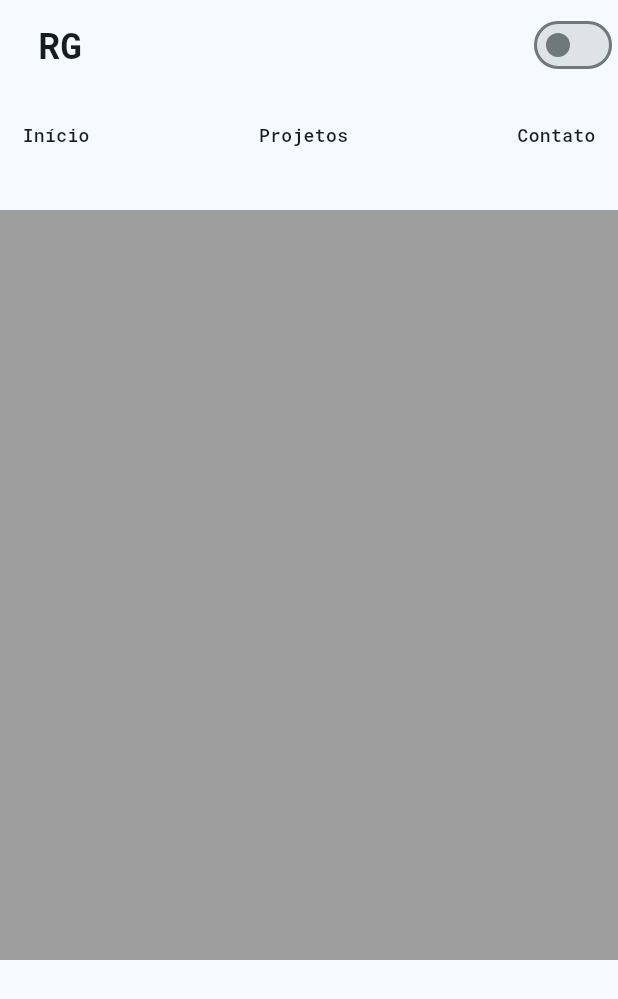
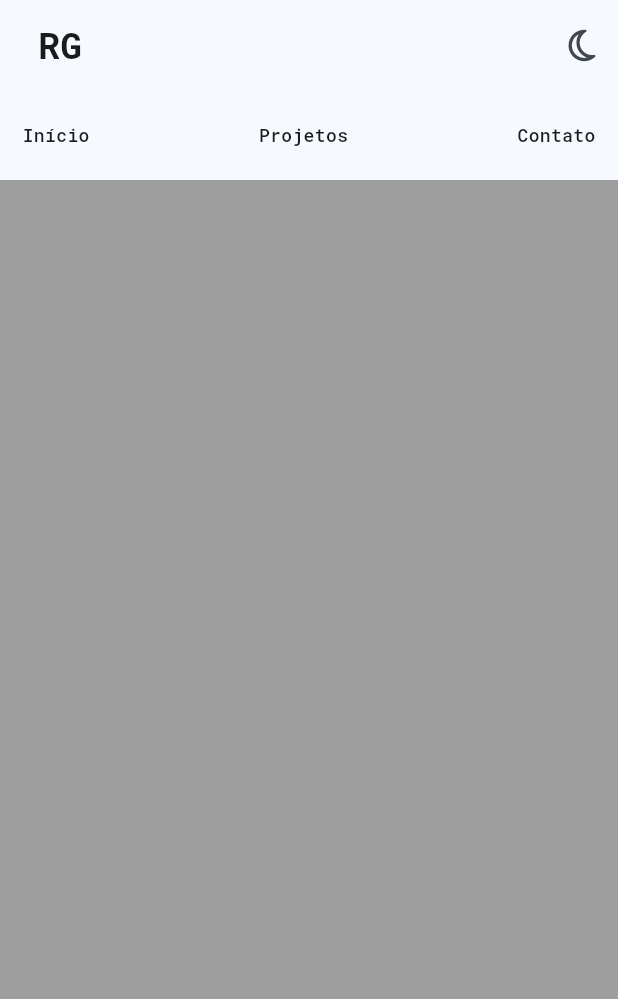
Before and after one commit to rafaelgust/portfolio_flutter, a Flutter app: the screen it shows after launch, scrolled down 576 dp, after a tap on "Início", on a phone screen of 412 x 824 dp. Shown: the top 999 px of the screen. Run offline on Flutter 3.47's test engine with Material 2 defaults, Android fonts, the light colour scheme and no system bars; our stand-ins replace animated_text_kit, font_awesome_flutter, go_router; missing offline and left inert: dart:js.

Commit message:
style and feature: change theme and window

```diff
--- a/lib/core/utils/responsive_widget.dart
+++ b/lib/core/utils/responsive_widget.dart
@@ -12,6 +12,13 @@ class ResponsiveWidget extends StatelessWidget {
     required this.desktop,
   });
 
+  static bool isMobile(BuildContext context) =>
+      MediaQuery.of(context).size.width < 800;
+
+  static bool isDesktop(BuildContext context) =>
+      MediaQuery.of(context).size.width >= 1200 &&
+      MediaQuery.of(context).size.width > 800;
+
   @override
   Widget build(BuildContext context) {
     return LayoutBuilder(builder: (context, constraints) {
--- a/lib/core/widgets/change_theme.dart
+++ b/lib/core/widgets/change_theme.dart
@@ -1,4 +1,5 @@
 import 'package:flutter/material.dart';
+import 'package:font_awesome_flutter/font_awesome_flutter.dart';
 import 'package:portfolio/core/utils/theme_changer.dart';
 
 class ChangeTheme extends StatelessWidget {
@@ -6,12 +7,20 @@ class ChangeTheme extends StatelessWidget {
 
   final themeChanger = ThemeChanger.instance;
 
+  void change() {
+    themeChanger.setTheme(themeChanger.getTheme() == themeChanger.lightTheme
+        ? themeChanger.darkTheme
+        : themeChanger.lightTheme);
+  }
+
+  IconData icon() {
+    return themeChanger.getTheme() == themeChanger.darkTheme
+        ? FontAwesomeIcons.sun
+        : FontAwesomeIcons.moon;
+  }
+
   @override
   Widget build(BuildContext context) {
-    return Switch(
-      value: themeChanger.getTheme() == themeChanger.darkTheme,
-      onChanged: (bool value) => themeChanger
-          .setTheme(value ? themeChanger.darkTheme : themeChanger.lightTheme),
-    );
+    return IconButton(onPressed: change, icon: FaIcon(icon()));
   }
 }
--- /dev/null
+++ b/lib/core/widgets/icon_button.dart
@@ -0,0 +1,16 @@
+import 'dart:js' as js;
+
+import 'package:flutter/material.dart';
+import 'package:font_awesome_flutter/font_awesome_flutter.dart';
+
+class IconButtonLink extends StatelessWidget {
+  final IconData? icon;
+  final String url;
+  const IconButtonLink({super.key, required this.icon, required this.url});
+
+  void openUrl() => js.context.callMethod('open', [url, '_blank']);
+
+  @override
+  Widget build(BuildContext context) =>
+      IconButton(onPressed: openUrl, icon: FaIcon(icon));
+}
--- /dev/null
+++ b/lib/modules/home/responsive/about_me/about_me_view.dart
@@ -0,0 +1,151 @@
+import 'package:animated_text_kit/animated_text_kit.dart';
+import 'package:flutter/material.dart';
+import 'package:portfolio/core/utils/responsive_widget.dart';
+
+import '../../widgets/window_content.dart';
+
+class AboutMe extends StatefulWidget {
+  const AboutMe({super.key});
+
+  @override
+  State<AboutMe> createState() => _AboutMeState();
+}
+
+class _AboutMeState extends State<AboutMe> {
+  @override
+  Widget build(BuildContext context) {
+    return ResponsiveWidget(
+      mobile: mobile(),
+      tablet: mobile(),
+      desktop: desk(),
+    );
+  }
+
+  Widget mobile() {
+    return Container();
+  }
+
+  Widget desk() {
+    return SizedBox(
+      child: Column(
+        children: [
+          Row(
+            mainAxisAlignment: MainAxisAlignment.spaceEvenly,
+            crossAxisAlignment: CrossAxisAlignment.center,
+            children: [
+              SizedBox(
+                height: 250,
+                child: Row(
+                  children: [
+                    SizedBox(
+                      width: 400.0,
+                      child: Column(
+                        mainAxisAlignment: MainAxisAlignment.center,
+                        crossAxisAlignment: CrossAxisAlignment.start,
+                        children: [
+                          SizedBox(
+                            height: 30,
+                            child: DefaultTextStyle(
+                              style: TextStyle(
+                                fontFamily: 'RobotoMono',
+                                color: Theme.of(context).colorScheme.primary,
+                                fontWeight: FontWeight.w100,
+                                fontSize: 25,
+                              ),
+                              child: AnimatedTextKit(
+                                isRepeatingAnimation: false,
+                                animatedTexts: [
+                                  TyperAnimatedText("Hi! I am"),
+                                ],
+                              ),
+                            ),
+                          ),
+                          const Text(
+                            'Rafael Augusto',
+                            style: TextStyle(
+                              fontFamily: 'RobotoMono',
+                              fontWeight: FontWeight.w500,
+                              fontSize: 50,
+                            ),
+                          ),
+                          DefaultTextStyle(
+                            textAlign: TextAlign.start,
+                            style: TextStyle(
+                              fontFamily: 'RobotoMono',
+                              color: Theme.of(context).colorScheme.secondary,
+                              fontWeight: FontWeight.bold,
+                              fontSize: 15,
+                            ),
+                            child: AnimatedTextKit(
+                              isRepeatingAnimation: false,
+                              animatedTexts: [
+                                TyperAnimatedText("Desenvolvedor")
+                              ],
+                            ),
+                          ),
+                          DefaultTextStyle(
+                            textAlign: TextAlign.start,
+                            style: const TextStyle(
+                              fontFamily: 'RobotoMono',
+                              color: Colors.blue,
+                              fontWeight: FontWeight.w500,
+                              fontSize: 12,
+                            ),
+                            child: AnimatedTextKit(
+                              isRepeatingAnimation: false,
+                              animatedTexts: [
+                                TyperAnimatedText("Dart - Flutter")
+                              ],
+                            ),
+                          ),
+                          DefaultTextStyle(
+                            textAlign: TextAlign.start,
+                            style: const TextStyle(
+                              color: Colors.red,
+                              fontFamily: 'RobotoMono',
+                              fontWeight: FontWeight.w500,
+                              fontSize: 12,
+                            ),
+                            child: AnimatedTextKit(
+                              isRepeatingAnimation: false,
+                              animatedTexts: [TyperAnimatedText("Java")],
+                            ),
+                          ),
+                        ],
+                      ),
+                    ),
+                    Container(
+                      width: 3,
+                      color: Theme.of(context).colorScheme.secondary,
+                    ),
+                  ],
+                ),
+              ),
+              const Image(
+                image: NetworkImage(
+                    'https://images.unsplash.com/photo-1549692520-acc6669e2f0c?ixlib=rb-4.0.3&ixid=M3wxMjA3fDB8MHxwaG90by1wYWdlfHx8fGVufDB8fHx8fA%3D%3D&auto=format&fit=crop&w=2574&q=80'),
+                height: 300,
+              ),
+            ],
+          ),
+          const SizedBox(height: 10),
+          Container(
+            margin: const EdgeInsets.symmetric(horizontal: 10.0, vertical: 5.0),
+            child: const WindowContent(
+              width: 900,
+              height: 400,
+              title: 'Sobre mim',
+              content: Center(
+                child: Text('dsad'),
+              ),
+            ),
+          ),
+        ],
+      ),
+    );
+  }
+
+  Widget tab() {
+    return Container();
+  }
+}
--- a/lib/modules/home/responsive/header/header_view.dart
+++ b/lib/modules/home/responsive/header/header_view.dart
@@ -1,3 +1,4 @@
+import 'package:animated_text_kit/animated_text_kit.dart';
 import 'package:flutter/material.dart';
 import 'package:portfolio/core/utils/responsive_widget.dart';
 import 'package:portfolio/core/widgets/change_theme.dart';
@@ -5,11 +6,7 @@ import 'package:portfolio/core/widgets/change_theme.dart';
 import '../../widgets/nav/nav_bar.dart';
 
 class HeaderView extends StatelessWidget {
-  final ScrollController controller;
-  const HeaderView({
-    super.key,
-    required this.controller,
-  });
+  const HeaderView({super.key});
 
   @override
   Widget build(BuildContext context) {
@@ -22,7 +19,7 @@ class HeaderView extends StatelessWidget {
 
   Widget mobile() {
     return SizedBox(
-      height: 140,
+      height: 120,
       child: Column(
         children: [
           Row(
@@ -45,7 +42,7 @@ class HeaderView extends StatelessWidget {
               ChangeTheme(),
             ],
           ),
-          NavBar(scrollController: controller),
+          const NavBar(),
         ],
       ),
     );
@@ -57,20 +54,25 @@ class HeaderView extends StatelessWidget {
       child: Row(
         mainAxisAlignment: MainAxisAlignment.spaceBetween,
         children: [
-          const SizedBox(
-            width: 80,
-            child: Center(
-              child: Text(
-                'RG',
-                style: TextStyle(
-                  fontFamily: 'RobotoMono',
-                  fontSize: 24,
-                  fontWeight: FontWeight.bold,
-                ),
+          SizedBox(
+            width: 250,
+            child: DefaultTextStyle(
+              textAlign: TextAlign.start,
+              style: const TextStyle(
+                fontFamily: 'RobotoMono',
+                fontWeight: FontWeight.bold,
+                fontSize: 24,
+              ),
+              child: AnimatedTextKit(
+                isRepeatingAnimation: false,
+                animatedTexts: [
+                  TyperAnimatedText("Rafael Gust"),
+                  TyperAnimatedText("RG")
+                ],
               ),
             ),
           ),
-          NavBar(scrollController: controller),
+          const NavBar(),
           ChangeTheme(),
         ],
       ),
@@ -99,7 +101,7 @@ class HeaderView extends StatelessWidget {
           const Spacer(),
           ChangeTheme(),
           const Spacer(),
-          NavBar(scrollController: controller),
+          const NavBar(),
         ],
       ),
     );
--- a/lib/modules/home/views/home_view.dart
+++ b/lib/modules/home/views/home_view.dart
@@ -1,6 +1,9 @@
 import 'package:flutter/material.dart';
+import 'package:font_awesome_flutter/font_awesome_flutter.dart';
 import 'package:portfolio/core/utils/responsive_widget.dart';
+import 'package:portfolio/core/widgets/icon_button.dart';
 
+import '../responsive/about_me/about_me_view.dart';
 import '../responsive/header/header_view.dart';
 
 class HomeView extends StatefulWidget {
@@ -11,35 +14,49 @@ class HomeView extends StatefulWidget {
 }
 
 class _HomeViewState extends State<HomeView> {
-  final scrollController = ScrollController();
-
   @override
   Widget build(BuildContext context) {
     return Scaffold(
       body: Column(
         children: [
-          HeaderView(controller: scrollController),
+          const HeaderView(),
           Expanded(
-            child: ListView(
-              controller: scrollController,
+            child: SingleChildScrollView(
+              child: Column(
                 children: [
                   const SizedBox(
-                  key: GlobalObjectKey('0'),
+                    key: GlobalObjectKey(1),
                   ),
-                ResponsiveWidget(
-                  key: const GlobalObjectKey('1'),
-                  mobile: Container(height: 500, color: Colors.grey),
-                  tablet: Container(height: 500, color: Colors.grey),
-                  desktop: Container(height: 500, color: Colors.grey),
+                  const AboutMe(
+                    key: GlobalObjectKey(0),
                   ),
                   Container(
-                  key: const GlobalObjectKey('2'),
+                    key: const GlobalObjectKey(2),
+                    color: Colors.grey,
                     height: 900,
                   ),
                   Container(
-                  key: const GlobalObjectKey('3'),
-                  height: 500,
-                  color: Colors.grey,
+                    key: const GlobalObjectKey(3),
+                    width: double.infinity,
+                    height: 900,
+                    child: const Column(
+                      mainAxisAlignment: MainAxisAlignment.center,
+                      children: [
+                        IconButtonLink(
+                          icon: FontAwesomeIcons.instagram,
+                          url: 'https://www.instagram.com/gust.dev/',
+                        ),
+                        IconButtonLink(
+                          icon: FontAwesomeIcons.github,
+                          url: 'https://github.com/rafaelgust',
+                        ),
+                        IconButtonLink(
+                          icon: FontAwesomeIcons.youtube,
+                          url:
+                              'https://www.youtube.com/channel/UCVL-T_T_1iEsXu9OS6f_soQ',
+                        ),
+                      ],
+                    ),
                   ),
                   const SizedBox(
                     height: 100,
@@ -68,6 +85,7 @@ class _HomeViewState extends State<HomeView> {
                 ],
               ),
             ),
+          ),
         ],
       ),
     );
--- a/lib/modules/home/widgets/nav/nav_bar.dart
+++ b/lib/modules/home/widgets/nav/nav_bar.dart
@@ -3,21 +3,15 @@ import 'package:flutter/material.dart';
 import 'nav_item.dart';
 
 class NavBar extends StatelessWidget {
-  final ScrollController scrollController;
-  const NavBar({super.key, required this.scrollController});
+  const NavBar({super.key});
 
-  scrollToWidget(String key) {
-    if (GlobalObjectKey(key).currentContext != null) {
+  scrollToWidget(int key) {
+    final targetContext = GlobalObjectKey(key).currentContext;
+    if (targetContext != null) {
       Scrollable.ensureVisible(
-        GlobalObjectKey(key).currentContext!,
-        curve: Curves.easeOut,
-        duration: const Duration(milliseconds: 500),
-      );
-    } else {
-      scrollController.animateTo(
-        scrollController.position.minScrollExtent,
-        curve: Curves.easeOut,
-        duration: const Duration(milliseconds: 500),
+        targetContext,
+        duration: const Duration(milliseconds: 400),
+        curve: Curves.easeInOut,
       );
     }
   }
@@ -31,15 +25,15 @@ class NavBar extends StatelessWidget {
         children: [
           NavItem(
             title: 'Início',
-            onTap: () => scrollToWidget('0'),
+            onTap: () => scrollToWidget(1),
           ),
           NavItem(
             title: 'Projetos',
-            onTap: () => scrollToWidget('2'),
+            onTap: () => scrollToWidget(2),
           ),
           NavItem(
             title: 'Contato',
-            onTap: () => scrollToWidget('3'),
+            onTap: () => scrollToWidget(3),
           ),
         ],
       ),
--- a/lib/modules/home/widgets/nav/nav_item.dart
+++ b/lib/modules/home/widgets/nav/nav_item.dart
@@ -2,16 +2,16 @@ import 'package:flutter/material.dart';
 
 class NavItem extends StatelessWidget {
   final String title;
-  final Function onTap;
+  final void Function()? onTap;
 
-  const NavItem({super.key, required this.title, required this.onTap});
+  const NavItem({super.key, required this.title, this.onTap});
 
   @override
   Widget build(BuildContext context) {
     return Container(
       margin: const EdgeInsets.symmetric(horizontal: 10.0),
       child: InkWell(
-        onTap: () => onTap(),
+        onTap: onTap,
         child: Padding(
           padding: const EdgeInsets.all(5.0),
           child: Text(
--- a/pubspec.yaml
+++ b/pubspec.yaml
@@ -38,6 +38,8 @@ dependencies:
   # Use with the CupertinoIcons class for iOS style icons.
   cupertino_icons: ^1.0.2
   go_router: ^10.1.2
+  font_awesome_flutter: ^10.5.0
+  animated_text_kit: ^4.2.2
 
 dev_dependencies:
   flutter_test:
```
Also changed, not shown: lib/modules/home/widgets/window_content.dart (added, +92 -0 lines), pubspec.lock. Lines whose indentation alone changed are shown as unchanged.
